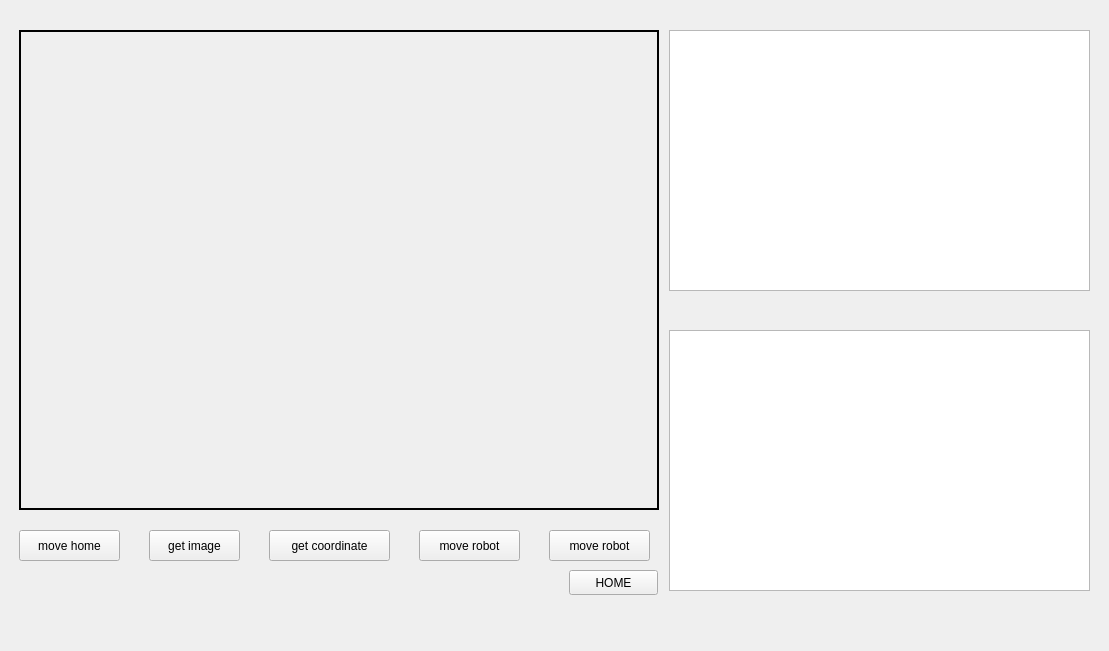
This is catkin_gui/src/plantfarm_ui/include/plantfarm_ui/plantfarm_ui.ui in Bkyb/2023capstone as Qt 5 draws it before an edit. The edited form follows.
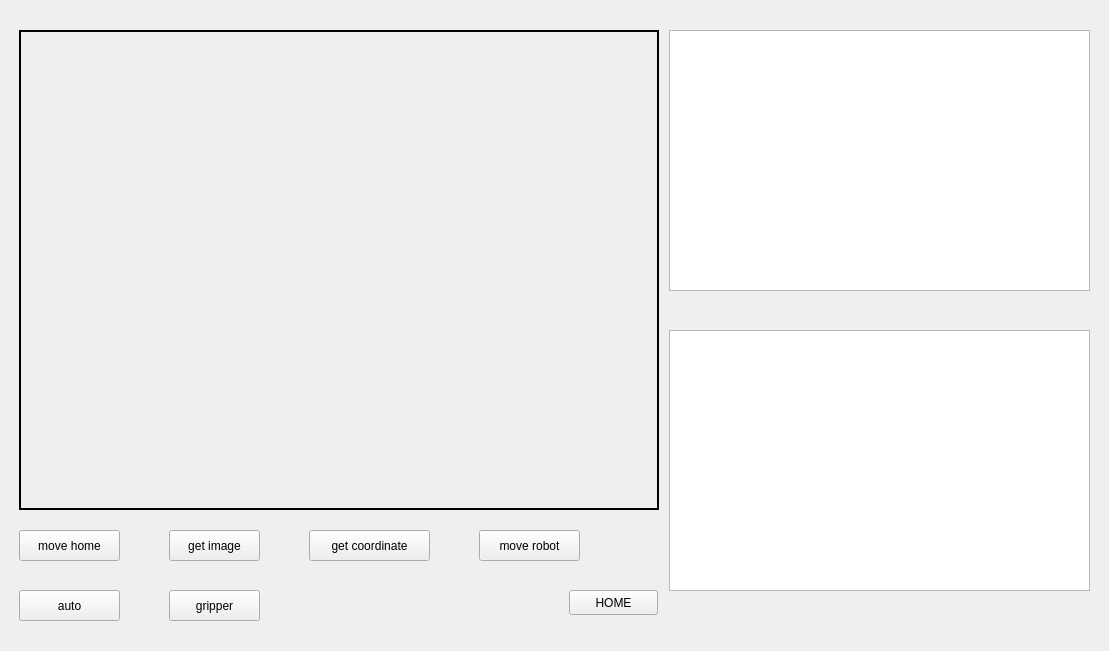
This is the edited form. The open tabs and pages were chosen to show the change.

Patch:
```diff
--- a/catkin_gui/src/plantfarm_ui/include/plantfarm_ui/plantfarm_ui.ui
+++ b/catkin_gui/src/plantfarm_ui/include/plantfarm_ui/plantfarm_ui.ui
@@ -700,7 +700,7 @@
     <widget class="QPushButton" name="pushButton_process_get_image">
      <property name="geometry">
       <rect>
-       <x>140</x>
+       <x>160</x>
        <y>520</y>
        <width>91</width>
        <height>31</height>
@@ -713,7 +713,7 @@
     <widget class="QPushButton" name="pushButton_process_get_coord">
      <property name="geometry">
       <rect>
-       <x>260</x>
+       <x>300</x>
        <y>520</y>
        <width>121</width>
        <height>31</height>
@@ -759,7 +759,7 @@
      <property name="geometry">
       <rect>
        <x>560</x>
-       <y>560</y>
+       <y>580</y>
        <width>89</width>
        <height>25</height>
       </rect>
@@ -768,17 +768,17 @@
       <string>HOME</string>
      </property>
     </widget>
-    <widget class="QPushButton" name="pushButton_process_move_robot">
+    <widget class="QPushButton" name="pushButton_process_move_auto">
      <property name="geometry">
       <rect>
-       <x>410</x>
-       <y>520</y>
+       <x>10</x>
+       <y>580</y>
        <width>101</width>
        <height>31</height>
       </rect>
      </property>
      <property name="text">
-      <string>move robot</string>
+      <string>auto</string>
      </property>
     </widget>
     <widget class="QPushButton" name="pushButton_process_move_home">
@@ -794,10 +794,10 @@
       <string>move home</string>
      </property>
     </widget>
-    <widget class="QPushButton" name="pushButton_process_move_robot2">
+    <widget class="QPushButton" name="pushButton_process_move_robot">
      <property name="geometry">
       <rect>
-       <x>540</x>
+       <x>470</x>
        <y>520</y>
        <width>101</width>
        <height>31</height>
@@ -807,6 +807,19 @@
       <string>move robot</string>
      </property>
     </widget>
+    <widget class="QPushButton" name="pushButton_process_move_gripper">
+     <property name="geometry">
+      <rect>
+       <x>160</x>
+       <y>580</y>
+       <width>91</width>
+       <height>31</height>
+      </rect>
+     </property>
+     <property name="text">
+      <string>gripper</string>
+     </property>
+    </widget>
    </widget>
   </widget>
  </widget>
```
Left out of the diff: 2 changed lines with no effect on the pictures.
